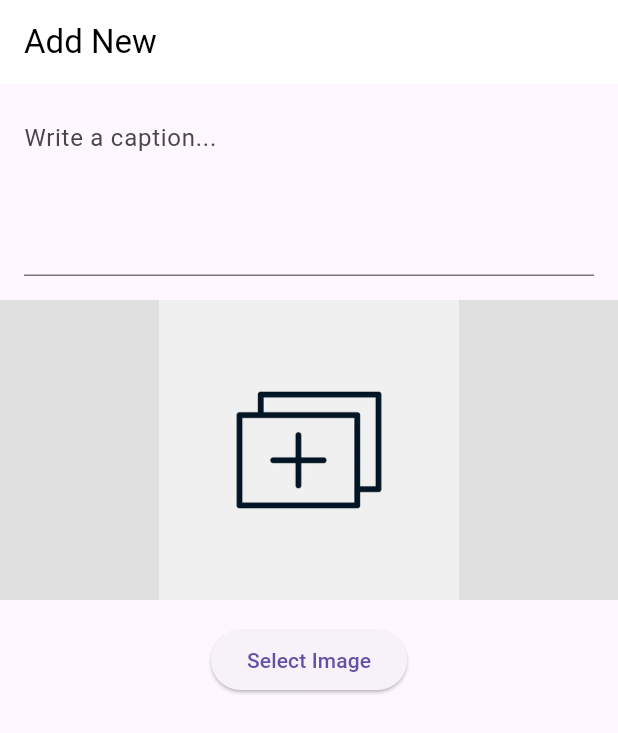
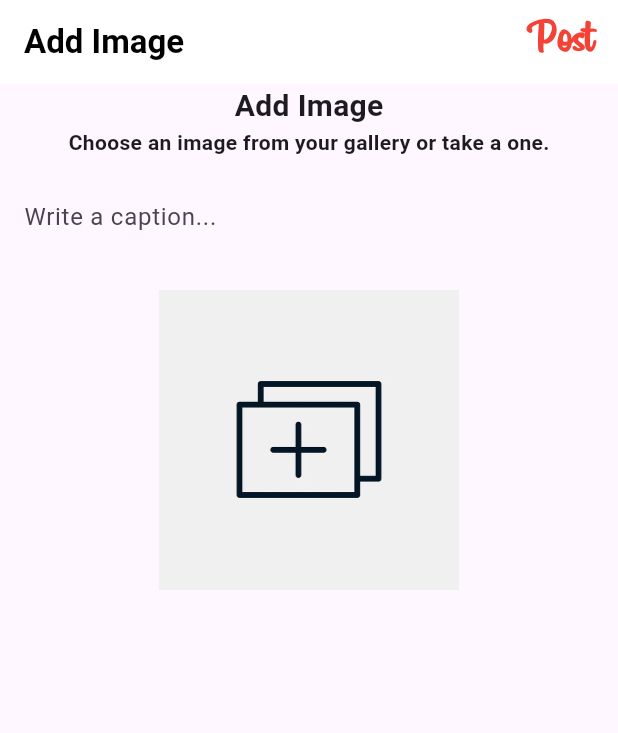
Before and after one commit to NicoBoni55/holbertonschool-holbegram, a Flutter app: the AddImage screen opened directly, on a phone screen of 412 x 824 dp. Shown: the top 733 px of the screen. Run offline on Flutter 3.47's test engine with Material 3 defaults, Android fonts, the phone set to English and light mode, and no system bars; our stand-ins replace bottom_navy_bar, cloud_firestore, firebase_auth, firebase_core, image_picker; accounts and stored records are empty.

Commit message:
ui add_image

```diff
--- a/holbegram/lib/screens/Pages/add_image.dart
+++ b/holbegram/lib/screens/Pages/add_image.dart
@@ -24,38 +24,65 @@ class _AddImageState extends State<AddImage> {
     return Scaffold(
       appBar: AppBar(
         automaticallyImplyLeading: false,
-        title: Text('Add New '),
+        title: Text(
+          'Add Image',
+          style: TextStyle(
+            fontWeight: FontWeight.bold
+          ),
+        ),
         backgroundColor: Colors.white,
         foregroundColor: Colors.black,
+      actions: [
+        Padding(
+          padding: EdgeInsets.only(right: 16),
+          child: Center(
+            child: Text(
+              'Post',
+              style: TextStyle(
+                fontSize: 30,
+                fontFamily: 'Billabong',
+                fontWeight: FontWeight.bold,
+                color: Colors.red,
+              ),
+              textAlign: TextAlign.center,
+            ),
+          ),
+        )
+      ],
       ),
       body: Column(
         children: [
+          Center(
+            child: Column(
+              children: [
+                Text(
+                  'Add Image',
+                  style: TextStyle(fontWeight: FontWeight.bold, fontSize: 20),
+                ),
+                Text(
+                  'Choose an image from your gallery or take a one.',
+                  style: TextStyle(fontWeight: FontWeight.w700, fontSize: 14),
+                ),
+              ],
+            ),
+          ),
           Padding(
             padding: EdgeInsets.all(16),
             child: TextField(
               controller: _captionController,
               decoration: InputDecoration(
                 hintText: 'Write a caption...',
+                border: InputBorder.none,
               ),
-              maxLines: 4,
             ),
           ),
+          SizedBox(height: 8),
           Container(
             height: 200,
             width: double.infinity,
-            color: Colors.grey.shade300,
             child: _file != null
-              ? Image.memory(_file!, fit: BoxFit.cover)
-              : Image.asset('assets/images/add.webp', width: 50, height: 50,)
-          ),
-          Padding(
-            padding: EdgeInsets.all(16),
-            child: ElevatedButton(
-              onPressed: () {
-                print('Seleccionar imagen');
-              },
-              child: Text('Select Image'),
-              ),
+                ? Image.memory(_file!, fit: BoxFit.cover)
+                : Image.asset('assets/images/add.webp', width: 50, height: 50),
           ),
         ],
       ),
```
